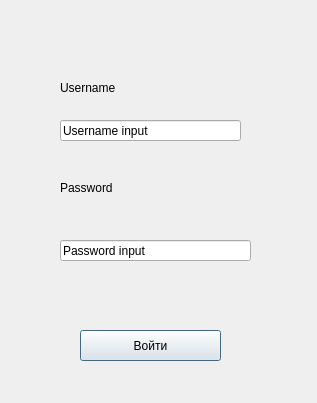
First picture: the form in MusicXBackend/singinwindow.ui, repository dedseccoder/MusicXBackend, before the edit.
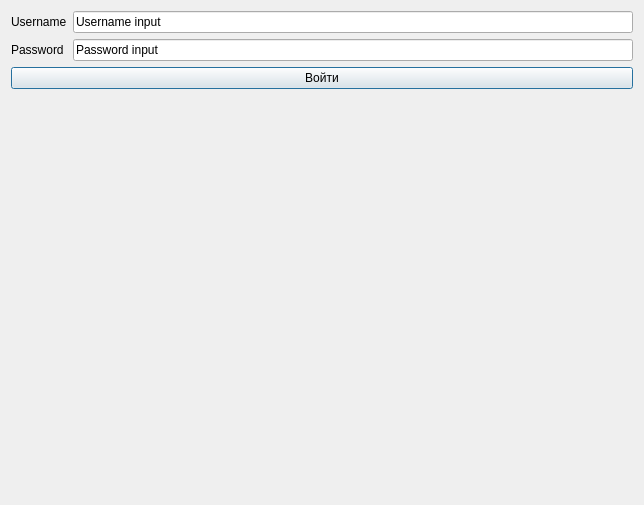
Second picture: the form after the edit.

Commit message: Changes of UI in "Sign In" form

```diff
--- a/MusicXBackend/singinwindow.ui
+++ b/MusicXBackend/singinwindow.ui
@@ -6,78 +6,54 @@
    <rect>
     <x>0</x>
     <y>0</y>
-    <width>317</width>
-    <height>403</height>
+    <width>644</width>
+    <height>505</height>
    </rect>
   </property>
   <property name="windowTitle">
    <string>Sing In</string>
   </property>
-  <widget class="QPushButton" name="Sing_In">
-   <property name="geometry">
-    <rect>
-     <x>80</x>
-     <y>330</y>
-     <width>141</width>
-     <height>31</height>
-    </rect>
-   </property>
-   <property name="text">
-    <string>Войти</string>
-   </property>
-  </widget>
+  <layout class="QVBoxLayout" name="verticalLayout">
+   <item>
+    <layout class="QFormLayout" name="formLayout">
+     <item row="0" column="0">
   <widget class="QLabel" name="UserName">
-   <property name="geometry">
-    <rect>
-     <x>60</x>
-     <y>80</y>
-     <width>101</width>
-     <height>16</height>
-    </rect>
-   </property>
    <property name="text">
     <string>Username</string>
    </property>
   </widget>
+     </item>
+     <item row="0" column="1">
   <widget class="QLineEdit" name="UserNameInput">
-   <property name="geometry">
-    <rect>
-     <x>60</x>
-     <y>120</y>
-     <width>181</width>
-     <height>21</height>
-    </rect>
-   </property>
    <property name="text">
     <string>Username input</string>
    </property>
   </widget>
-  <widget class="QLineEdit" name="PasswordInput">
-   <property name="geometry">
-    <rect>
-     <x>60</x>
-     <y>240</y>
-     <width>191</width>
-     <height>21</height>
-    </rect>
-   </property>
-   <property name="text">
-    <string>Password input</string>
-   </property>
-  </widget>
+     </item>
+     <item row="1" column="0">
   <widget class="QLabel" name="Password">
-   <property name="geometry">
-    <rect>
-     <x>60</x>
-     <y>180</y>
-     <width>121</width>
-     <height>16</height>
-    </rect>
-   </property>
    <property name="text">
     <string>Password</string>
    </property>
   </widget>
+     </item>
+     <item row="1" column="1">
+      <widget class="QLineEdit" name="PasswordInput">
+       <property name="text">
+        <string>Password input</string>
+       </property>
+      </widget>
+     </item>
+     <item row="2" column="0" colspan="2">
+      <widget class="QPushButton" name="Sing_In">
+       <property name="text">
+        <string>Войти</string>
+       </property>
+      </widget>
+     </item>
+    </layout>
+   </item>
+  </layout>
  </widget>
  <resources/>
  <connections/>
```
Lines whose indentation alone changed are shown as unchanged. The commit also changes 1 other file.
